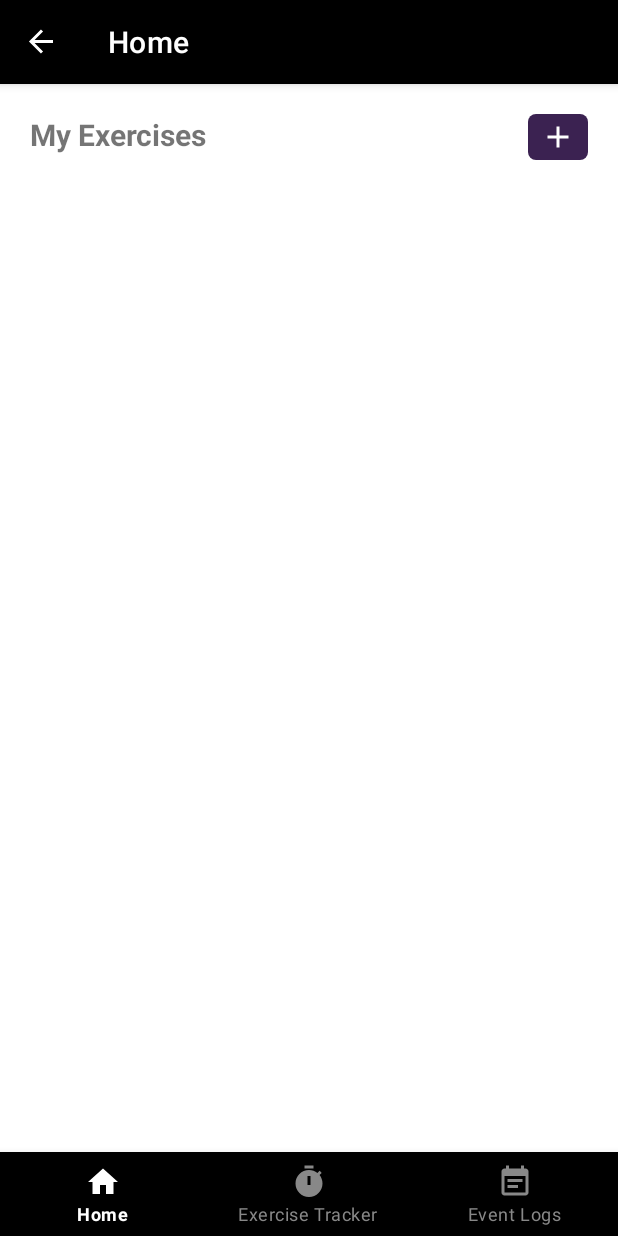
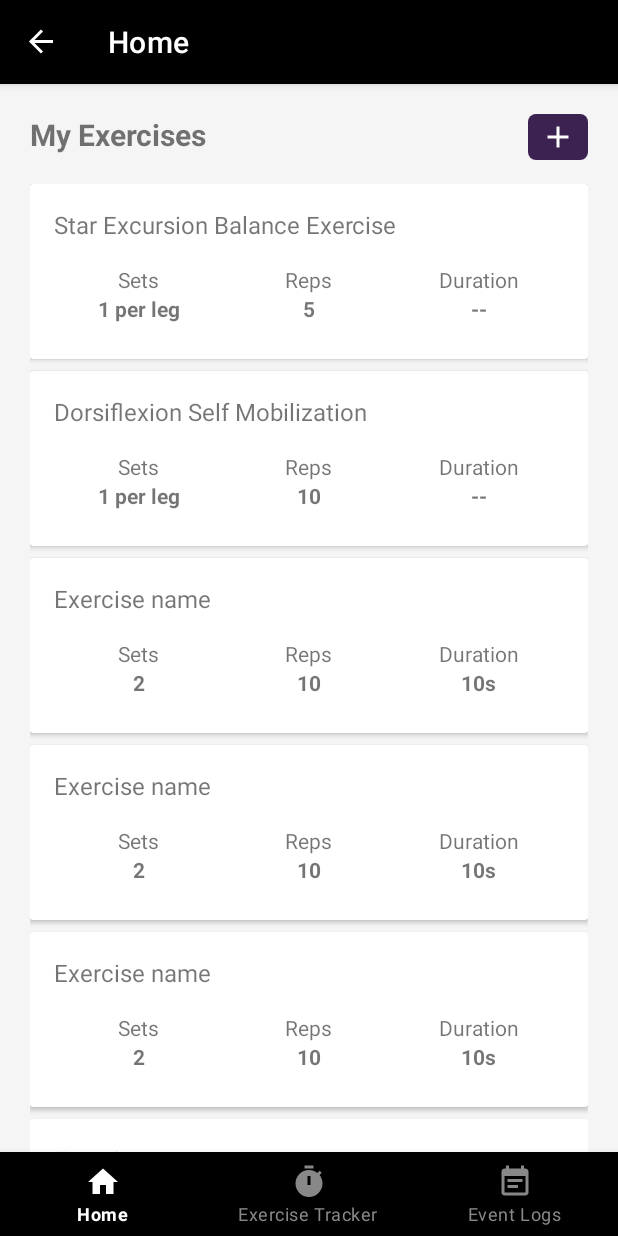
Before and after one commit to karenlinky/physio-tracker, an Android app: the screen it shows after launch (MainActivity), on a phone screen of 412 x 824 dp. Run offline under Robolectric (Android 15) with nearby library versions, the phone set to English and light mode, and no system bars; our stand-ins replace Room's generated code, navigation-ui.

Commit message:
setup recyclerview for exercises

```diff
--- a/app/build.gradle.kts
+++ b/app/build.gradle.kts
@@ -38,7 +38,7 @@ dependencies {
 //    def room_version = "2.6.0"
 
     implementation("androidx.appcompat:appcompat:1.6.1")
-//    implementation("androidx.cardview:cardview:1.6.1")
+    implementation("androidx.cardview:cardview:1.0.0")
     implementation("com.google.android.material:material:1.10.0")
     implementation("androidx.constraintlayout:constraintlayout:2.1.4")
     implementation("androidx.lifecycle:lifecycle-livedata-ktx:2.6.2")
--- a/app/src/main/java/com/kykarenlin/physiotracker/model/exercise/Exercise.java
+++ b/app/src/main/java/com/kykarenlin/physiotracker/model/exercise/Exercise.java
@@ -12,16 +12,19 @@ public class Exercise {
     private String numSets;
     private int numReps;
     private int repDuration;
+
+    private String repDurationUnit;
     private String description;
 
 
 
-    public Exercise(String name, String videoUrl, String numSets, int numReps, int repDuration, String description) {
+    public Exercise(String name, String videoUrl, String numSets, int numReps, int repDuration, String repDurationUnit, String description) {
         this.name = name;
         this.videoUrl = videoUrl;
         this.numSets = numSets;
         this.numReps = numReps;
         this.repDuration = repDuration;
+        this.repDurationUnit = repDurationUnit;
         this.description = description;
     }
 
@@ -53,6 +56,10 @@ public class Exercise {
         return repDuration;
     }
 
+    public String getRepDurationUnit() {
+        return repDurationUnit;
+    }
+
     public String getDescription() {
         return description;
     }
--- a/app/src/main/java/com/kykarenlin/physiotracker/model/exercise/ExerciseDatabase.java
+++ b/app/src/main/java/com/kykarenlin/physiotracker/model/exercise/ExerciseDatabase.java
@@ -48,6 +48,7 @@ public abstract class ExerciseDatabase extends RoomDatabase {
                                 "1 per leg",
                                 5,
                                 0,
+                                "s",
                                 "This exercise challenges single leg balance. " +
                                         "If you feel ankle discomfort, focus more on sitting your hips back and this should bias your glute muscles more and alleviate the ankle discomfort. " +
                                         "Perform 5 times in a row on each leg. Progression: Perform with eyes closed."
@@ -60,6 +61,7 @@ public abstract class ExerciseDatabase extends RoomDatabase {
                                 "1 per leg",
                                 10,
                                 0,
+                                "s",
                                 "If you have your front foot elevated on a step it will be easier to practice this exercise. " +
                                         "Tie the resistance band to form a loop. You can either use your other leg to step on the band or secure the band to a heavy object. " +
                                         "Place the band around the front of your ankle at the hinge point. " +
@@ -68,6 +70,17 @@ public abstract class ExerciseDatabase extends RoomDatabase {
                                         "Don't let the front knee cave inwards. Perform 15 reps each side with control."
                         )
                 );
+                exerciseDao.insert(new Exercise("Exercise name","https://www.kykarenlin.com","2",10,10,"s",""));
+                exerciseDao.insert(new Exercise("Exercise name","https://www.kykarenlin.com","2",10,10,"s",""));
+                exerciseDao.insert(new Exercise("Exercise name","https://www.kykarenlin.com","2",10,10,"s",""));
+                exerciseDao.insert(new Exercise("Exercise name","https://www.kykarenlin.com","2",10,10,"s",""));
+                exerciseDao.insert(new Exercise("Exercise name","https://www.kykarenlin.com","2",10,10,"s",""));
+                exerciseDao.insert(new Exercise("Exercise name","https://www.kykarenlin.com","2",10,10,"s",""));
+                exerciseDao.insert(new Exercise("Exercise name","https://www.kykarenlin.com","2",10,10,"s",""));
+                exerciseDao.insert(new Exercise("Exercise name","https://www.kykarenlin.com","2",10,10,"s",""));
+                exerciseDao.insert(new Exercise("Exercise name","https://www.kykarenlin.com","2",10,10,"s",""));
+                exerciseDao.insert(new Exercise("Exercise name","https://www.kykarenlin.com","2",10,10,"s",""));
+                exerciseDao.insert(new Exercise("Final Exercise name","https://www.kykarenlin.com","2",10,10,"s",""));
             });
         }
     };
--- /dev/null
+++ b/app/src/main/java/com/kykarenlin/physiotracker/ui/home/ExerciseAdapter.java
@@ -0,0 +1,68 @@
+package com.kykarenlin.physiotracker.ui.home;
+
+import android.view.LayoutInflater;
+import android.view.View;
+import android.view.ViewGroup;
+import android.widget.TextView;
+
+import androidx.annotation.NonNull;
+import androidx.recyclerview.widget.RecyclerView;
+
+import com.kykarenlin.physiotracker.R;
+import com.kykarenlin.physiotracker.model.exercise.Exercise;
+
+import java.util.ArrayList;
+import java.util.List;
+
+public class ExerciseAdapter extends RecyclerView.Adapter<ExerciseAdapter.ExerciseHolder> {
+
+    private List<Exercise> exercises = new ArrayList<>();
+
+    @NonNull
+    @Override
+    public ExerciseHolder onCreateViewHolder(@NonNull ViewGroup parent, int viewType) {
+        View itemView = LayoutInflater.from(parent.getContext())
+                .inflate(R.layout.exercise_item, parent, false);
+
+        return new ExerciseHolder(itemView);
+    }
+
+    @Override
+    public void onBindViewHolder(@NonNull ExerciseHolder holder, int position) {
+        Exercise currentExercise = exercises.get(position);
+        holder.txtExerciseName.setText(currentExercise.getName());
+        holder.txtNumSets.setText(currentExercise.getNumSets());
+        holder.txtNumReps.setText(String.valueOf(currentExercise.getNumReps()));
+        String strDuration = "--";
+        int intDuration = currentExercise.getRepDuration();
+        if (intDuration != 0) {
+            strDuration = intDuration + currentExercise.getRepDurationUnit();
+        }
+        holder.txtDuration.setText(strDuration);
+    }
+
+    @Override
+    public int getItemCount() {
+        return exercises.size();
+    }
+
+    public void setExercises(List<Exercise> exercises) {
+        this.exercises = exercises;
+        notifyDataSetChanged();
+    }
+
+    class ExerciseHolder extends RecyclerView.ViewHolder {
+        private TextView txtExerciseName;
+        private TextView txtNumSets;
+        private TextView txtNumReps;
+        private TextView txtDuration;
+
+        public ExerciseHolder (View itemView) {
+            super(itemView);
+            txtExerciseName = itemView.findViewById(R.id.txtExerciseName);
+            txtNumSets = itemView.findViewById(R.id.txtNumSets);
+            txtNumReps = itemView.findViewById(R.id.txtNumReps);
+            txtDuration = itemView.findViewById(R.id.txtDuration);
+        }
+    }
+}
--- a/app/src/main/java/com/kykarenlin/physiotracker/ui/home/HomeFragment.java
+++ b/app/src/main/java/com/kykarenlin/physiotracker/ui/home/HomeFragment.java
@@ -13,6 +13,8 @@ import androidx.fragment.app.Fragment;
 import androidx.lifecycle.Observer;
 import androidx.lifecycle.ViewModelProvider;
 import androidx.navigation.Navigation;
+import androidx.recyclerview.widget.LinearLayoutManager;
+import androidx.recyclerview.widget.RecyclerView;
 
 import com.kykarenlin.physiotracker.R;
 import com.kykarenlin.physiotracker.databinding.FragmentHomeBinding;
@@ -37,6 +39,16 @@ public class HomeFragment extends Fragment {
             Navigation.findNavController(root).navigate(R.id.action_home_to_editExercise);
         });
 
+
+
+        final RecyclerView rclvExercises = binding.rclvExercises;
+        rclvExercises.setLayoutManager(new LinearLayoutManager(getContext()));
+        rclvExercises.setHasFixedSize(true);
+
+        final ExerciseAdapter adapter = new ExerciseAdapter();
+        rclvExercises.setAdapter(adapter);
+
+
 //        final TextView textView = binding.textHome;
 //        homeViewModel.getText().observe(getViewLifecycleOwner(), textView::setText);
         exerciseViewModel =
@@ -45,7 +57,7 @@ public class HomeFragment extends Fragment {
             @Override
             public void onChanged(List<Exercise> exercises) {
                 // update view
-                Toast.makeText(getContext(), "There are " + exercises.size() + " exercises", Toast.LENGTH_SHORT).show();
+                adapter.setExercises(exercises);
             }
         });
 
--- a/app/src/main/res/layout/activity_main.xml
+++ b/app/src/main/res/layout/activity_main.xml
@@ -32,7 +32,8 @@
         app:layout_constraintTop_toTopOf="parent"
         app:layout_constraintVertical_bias="0.0"
         android:paddingHorizontal="20dp"
-        android:paddingTop="20dp">
+        android:paddingTop="20dp"
+        android:background="#F5F5F5">
 
         <fragment
             android:id="@+id/nav_host_fragment_activity_main"
--- /dev/null
+++ b/app/src/main/res/layout/exercise_item.xml
@@ -0,0 +1,109 @@
+<?xml version="1.0" encoding="utf-8"?>
+<androidx.cardview.widget.CardView xmlns:android="http://schemas.android.com/apk/res/android"
+    xmlns:app="http://schemas.android.com/apk/res-auto"
+    xmlns:tools="http://schemas.android.com/tools"
+    android:layout_width="match_parent"
+    android:layout_height="wrap_content"
+    android:layout_marginBottom="8dp">
+    <LinearLayout
+        android:layout_width="match_parent"
+        android:layout_height="wrap_content"
+        android:padding="16dp"
+        android:orientation="vertical">
+        <TextView
+            android:id="@+id/txtExerciseName"
+            android:layout_width="wrap_content"
+            android:layout_height="wrap_content"
+            android:textSize="16sp"
+            android:text="Exercise Name"
+            android:layout_marginBottom="8dp"/>
+
+        <LinearLayout
+            android:layout_width="match_parent"
+            android:layout_height="wrap_content">
+
+            <RelativeLayout
+                android:id="@+id/containerNumSets"
+                android:layout_width="0dp"
+                android:layout_height="wrap_content"
+                android:layout_weight="1"
+                android:orientation="vertical"
+                android:padding="8dp">
+<!--                app:layout_constraintBottom_toBottomOf="parent"-->
+<!--                app:layout_constraintStart_toStartOf="parent"-->
+<!--                app:layout_constraintTop_toTopOf="parent">-->
+
+                <TextView
+                    android:id="@+id/txtDescNumSets"
+                    android:layout_width="wrap_content"
+                    android:layout_height="wrap_content"
+                    android:layout_centerHorizontal="true"
+                    android:text="Sets" />
+                <TextView
+                    android:id="@+id/txtNumSets"
+                    android:layout_width="wrap_content"
+                    android:layout_height="wrap_content"
+                    android:layout_below="@+id/txtDescNumSets"
+                    android:layout_centerHorizontal="true"
+                    android:textStyle="bold"
+                    android:text="1 per leg" />
+            </RelativeLayout>
+
+            <RelativeLayout
+                android:id="@+id/containerNumReps"
+                android:layout_width="0dp"
+                android:layout_height="wrap_content"
+                android:layout_weight="1"
+                android:orientation="vertical"
+                android:padding="8dp">
+<!--                app:layout_constraintBottom_toBottomOf="parent"-->
+<!--                app:layout_constraintEnd_toEndOf="parent"-->
+<!--                app:layout_constraintStart_toStartOf="@+id/containerNumSets"-->
+<!--                app:layout_constraintTop_toTopOf="parent">-->
+
+                <TextView
+                    android:id="@+id/txtDescNumReps"
+                    android:layout_width="wrap_content"
+                    android:layout_height="wrap_content"
+                    android:layout_centerHorizontal="true"
+                    android:text="Reps" />
+                <TextView
+                    android:id="@+id/txtNumReps"
+                    android:layout_width="wrap_content"
+                    android:layout_height="wrap_content"
+                    android:layout_below="@+id/txtDescNumReps"
+                    android:layout_centerHorizontal="true"
+                    android:textStyle="bold"
+                    android:text="5" />
+            </RelativeLayout>
+
+            <RelativeLayout
+                android:id="@+id/containerDuration"
+                android:layout_width="0dp"
+                android:layout_height="wrap_content"
+                android:layout_weight="1"
+                android:orientation="vertical"
+                android:padding="8dp">
+<!--                app:layout_constraintBottom_toBottomOf="parent"-->
+<!--                app:layout_constraintEnd_toEndOf="parent"-->
+<!--                app:layout_constraintTop_toTopOf="parent">-->
+
+                <TextView
+                    android:id="@+id/txtDescDuration"
+                    android:layout_width="wrap_content"
+                    android:layout_height="wrap_content"
+                    android:layout_centerHorizontal="true"
+                    android:text="Duration"/>
+                <TextView
+                    android:id="@+id/txtDuration"
+                    android:layout_width="wrap_content"
+                    android:layout_height="wrap_content"
+                    android:layout_below="@+id/txtDescDuration"
+                    android:layout_centerHorizontal="true"
+                    android:textStyle="bold"
+                    android:text="10s" />
+            </RelativeLayout>
+        </LinearLayout>
+    </LinearLayout>
+
+</androidx.cardview.widget.CardView>
--- a/app/src/main/res/layout/fragment_edit_exercise.xml
+++ b/app/src/main/res/layout/fragment_edit_exercise.xml
@@ -3,7 +3,6 @@
     xmlns:tools="http://schemas.android.com/tools"
     android:layout_width="match_parent"
     android:layout_height="match_parent"
-    android:orientation="vertical"
     tools:context=".ui.home.EditExerciseFragment">
 
 <!--    <TextView-->
--- a/app/src/main/res/layout/fragment_home.xml
+++ b/app/src/main/res/layout/fragment_home.xml
@@ -7,6 +7,7 @@
     tools:context=".ui.home.HomeFragment">
 
     <androidx.constraintlayout.widget.ConstraintLayout
+        android:id="@+id/constraintLayout"
         android:layout_width="match_parent"
         android:layout_height="wrap_content"
         app:layout_constraintEnd_toEndOf="parent"
@@ -28,14 +29,28 @@
             android:id="@+id/btnAddExercise"
             android:layout_width="wrap_content"
             android:layout_height="wrap_content"
-            android:paddingVertical="3dp"
-            android:paddingHorizontal="8dp"
             android:background="@drawable/shp_img_btn_background"
             android:backgroundTint="?attr/colorPrimary"
             android:contentDescription="@string/txt_add_new_exercise"
-            app:tint="@color/white"
+            android:paddingHorizontal="8dp"
+            android:paddingVertical="3dp"
             app:layout_constraintEnd_toEndOf="parent"
             app:layout_constraintTop_toTopOf="parent"
-            app:srcCompat="@drawable/ic_add" />
+            app:srcCompat="@drawable/ic_add"
+            app:tint="@color/white" />
     </androidx.constraintlayout.widget.ConstraintLayout>
+
+    <ScrollView
+        android:layout_width="match_parent"
+        android:layout_height="0dp"
+        android:layout_marginTop="16dp"
+        app:layout_constraintBottom_toBottomOf="parent"
+        app:layout_constraintTop_toBottomOf="@+id/constraintLayout">
+
+        <androidx.recyclerview.widget.RecyclerView
+            android:id="@+id/rclvExercises"
+            android:layout_width="match_parent"
+            android:layout_height="match_parent"
+            tools:listitem="@layout/exercise_item" />
+    </ScrollView>
 </androidx.constraintlayout.widget.ConstraintLayout>
```
